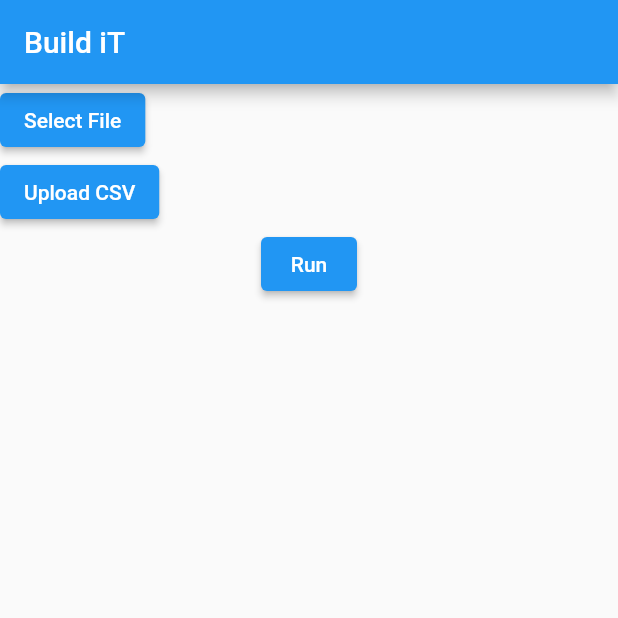
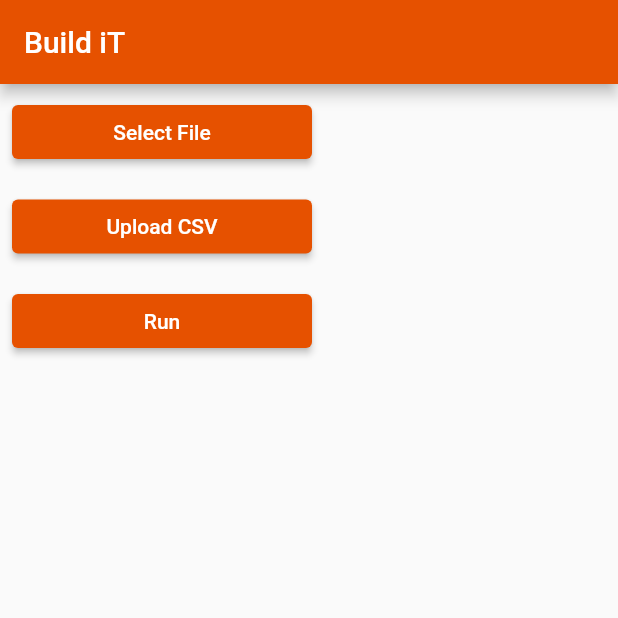
Before and after one commit to the-ginger-geek/buildit_hackathon, a Flutter app: the screen it shows after launch, after a tap on "Select File", on a phone screen of 412 x 824 dp, the top half of it. Run offline on Flutter 3.47's test engine with Material 2 defaults, Android fonts, the phone set to English and light mode, and no system bars; our stand-ins replace file_picker.

Commit message:
- resolved merge conflicts - UI Changes

```diff
--- a/app/lib/main.dart
+++ b/app/lib/main.dart
@@ -3,7 +3,12 @@ import 'package:flutter/material.dart';
 import 'package:provider/provider.dart';
 
 void main() {
-  runApp(const MyApp());
+  runApp(
+    ChangeNotifierProvider(
+      create: (_) => AppViewModel(),
+      child: const MyApp(),
+    ),
+  );
 }
 
 class MyApp extends StatelessWidget {
@@ -11,46 +16,85 @@ class MyApp extends StatelessWidget {
 
   @override
   Widget build(BuildContext context) {
-    return ChangeNotifierProvider(
-      create: (_) => AppViewModel(),
-      child: MaterialApp(
+    return MaterialApp(
       title: 'Build iT',
       home: Scaffold(
         appBar: AppBar(
+          backgroundColor: Colors.orange[900],
           title: const Text('Build iT'),
         ),
-          body: Column(
+        body: Padding(
+          padding: const EdgeInsets.all(8.0),
+          child: Column(
             children: [
               Row(
                 children: [
-                  ElevatedButton(
-                    onPressed: () => context.read<AppViewModel>().selectFile(),
+                  SizedBox(
+                    width: 200,
+                    child: ElevatedButton(
+                      style: ButtonStyle(
+                        backgroundColor: MaterialStateProperty.all(
+                          Colors.orange[900],
+                        ),
+                      ),
+                      onPressed: () =>
+                          context.read<AppViewModel>().selectFile(),
                       child: const Text('Select File'),
                     ),
-                  const Spacer(),
+                  ),
+                  const SizedBox(width: 20),
                   Consumer<AppViewModel>(
-                    builder: (_, viewModel, __) =>
-                        Text(viewModel.selectedFilePath ?? ''),
+                    builder: (context, viewModel, child) {
+                      return Expanded(
+                        child: Text(
+                          viewModel.selectedFilePath ?? '',
+                        ),
+                      );
+                    },
                   ),
                 ],
               ),
+              const SizedBox(height: 15),
               Row(
                 children: [
-                  ElevatedButton(
+                  SizedBox(
+                    width: 200,
+                    child: ElevatedButton(
+                      style: ButtonStyle(
+                        backgroundColor: MaterialStateProperty.all(
+                          Colors.orange[900],
+                        ),
+                      ),
                       onPressed: () =>
                           context.read<AppViewModel>().uploadCsvFile(),
                       child: const Text('Upload CSV'),
                     ),
-                  const Spacer(),
+                  ),
+                  const SizedBox(width: 20),
                   Consumer<AppViewModel>(
-                    builder: (_, viewModel, __) =>
-                        Text(viewModel.uploadedCsvFilePath ?? ''),
+                    builder: (context, viewModel, child) => Expanded(
+                      child: Text(
+                        viewModel.uploadedCsvFilePath ?? '',
+                      ),
+                    ),
                   ),
                 ],
               ),
-              ElevatedButton(
+              const SizedBox(height: 15),
+              Align(
+                alignment: Alignment.centerLeft,
+                child: SizedBox(
+                  width: 200,
+                  child: ElevatedButton(
+                    style: ButtonStyle(
+                      backgroundColor: MaterialStateProperty.all(
+                        Colors.orange[900],
+                      ),
+                    ),
                     onPressed: () => context.read<AppViewModel>().run(),
                     child: const Text('Run'),
+                  ),
+                ),
               ),
             ],
           ),
--- a/app/pubspec.yaml
+++ b/app/pubspec.yaml
@@ -31,6 +31,7 @@ dependencies:
   flutter:
     sdk: flutter
 
+  macos_ui: ^1.0.0
   file_picker: ^5.3.2
   provider: ^6.0.1
   # The following adds the Cupertino Icons font to your application.
```
Also changed, not shown: app/pubspec.lock, 2 other files. Lines whose indentation alone changed are shown as unchanged.
